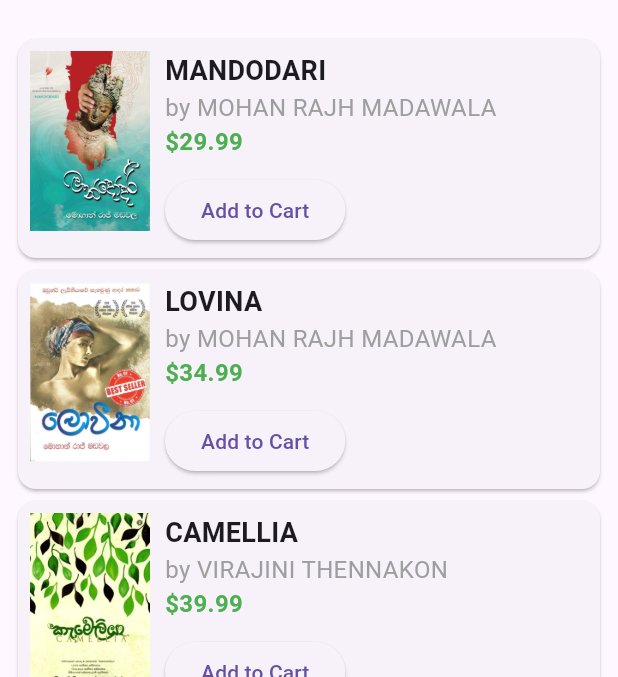
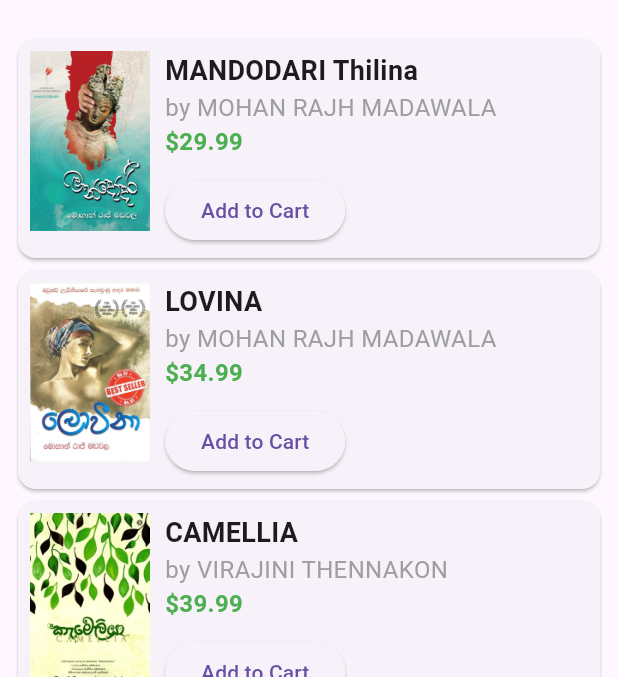
Before and after one commit to Thilina929/Book-Store, a Flutter app: the screen it shows after launch, on a phone screen of 412 x 824 dp, the part 63-740 px from its top. Run offline on Flutter 3.47's test engine with Material 3 defaults, Android fonts, the light colour scheme and no system bars.

Commit message:
edit the book_first.dart file

```diff
--- a/lib/screens/book_first.dart
+++ b/lib/screens/book_first.dart
@@ -12,7 +12,7 @@ class BookFirstScreen extends StatelessWidget {
         padding: const EdgeInsets.all(8.0),
         child: Column(
           children: [
-            Book(title: "MANDODARI", author: "MOHAN RAJH MADAWALA", price: "\$29.99", imageUrl: "assets/images/Book_01.jpg"),
+            Book(title: "MANDODARI Thilina", author: "MOHAN RAJH MADAWALA", price: "\$29.99", imageUrl: "assets/images/Book_01.jpg"),
             Book(title: "LOVINA", author: "MOHAN RAJH MADAWALA", price: "\$34.99", imageUrl: "assets/images/Book_02.jpg"),
             Book(title: "CAMELLIA", author: "VIRAJINI THENNAKON", price: "\$39.99", imageUrl: "assets/images/Book_03.jpg"),
 
```
